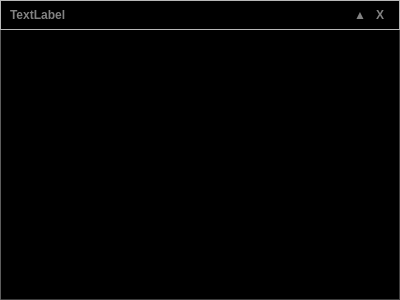
This is atcdialog.ui in ignmiz/ATC_Console as Qt 5 draws it before an edit. The edited form follows.
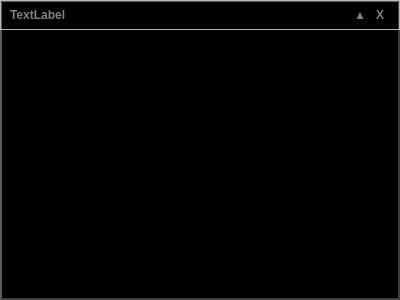
This is the edited form.

```diff
--- a/atcdialog.ui
+++ b/atcdialog.ui
@@ -23,7 +23,7 @@
 {
 	background-color: #000000;
 	border-style: outset;
-	border-width: 1px;
+	border-width: 2px;
 	border-color: #3e3e3e;
 }
 
@@ -64,6 +64,26 @@
 	color: #828282;
 	font: bold;
 }
+
+QPushButton
+{
+	color: #c8c8c8;
+	font: 12px;
+	background-color: #000000;
+	border-style: outset;
+	border-width: 2px;
+	border-color: #3e3e3e;
+}
+
+QPushButton::hover
+{
+	background-color: #2d2d2d;
+}
+
+QPushButton::pressed
+{
+	background-color: #3c3c3c;
+}
 </string>
   </property>
   <widget class="QFrame" name="frameDialog">
```
